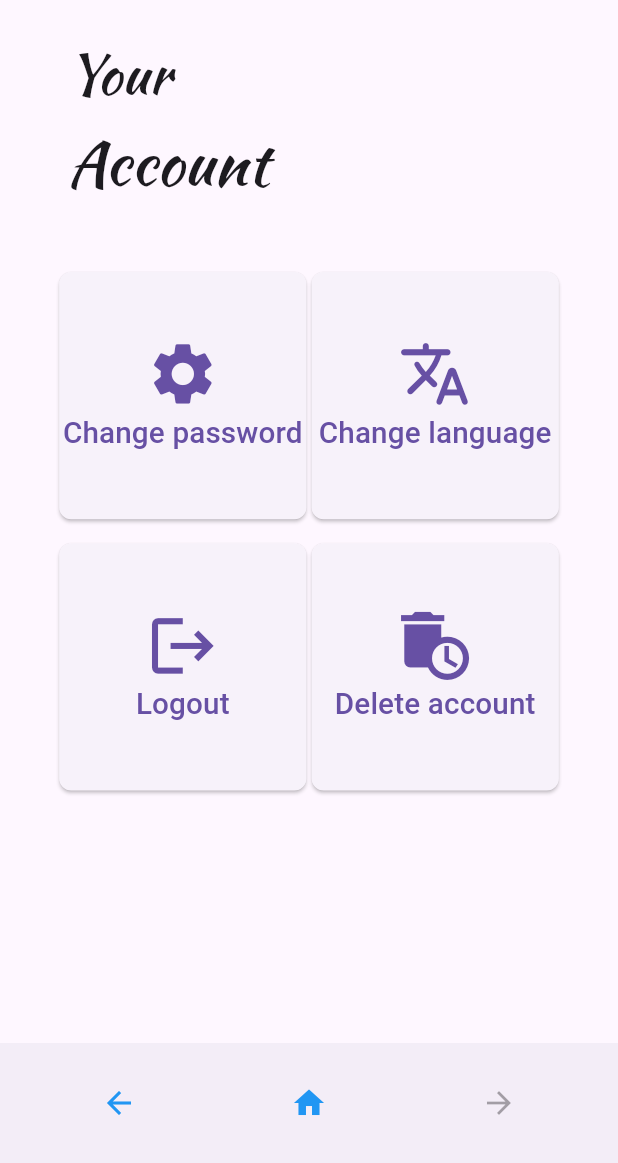
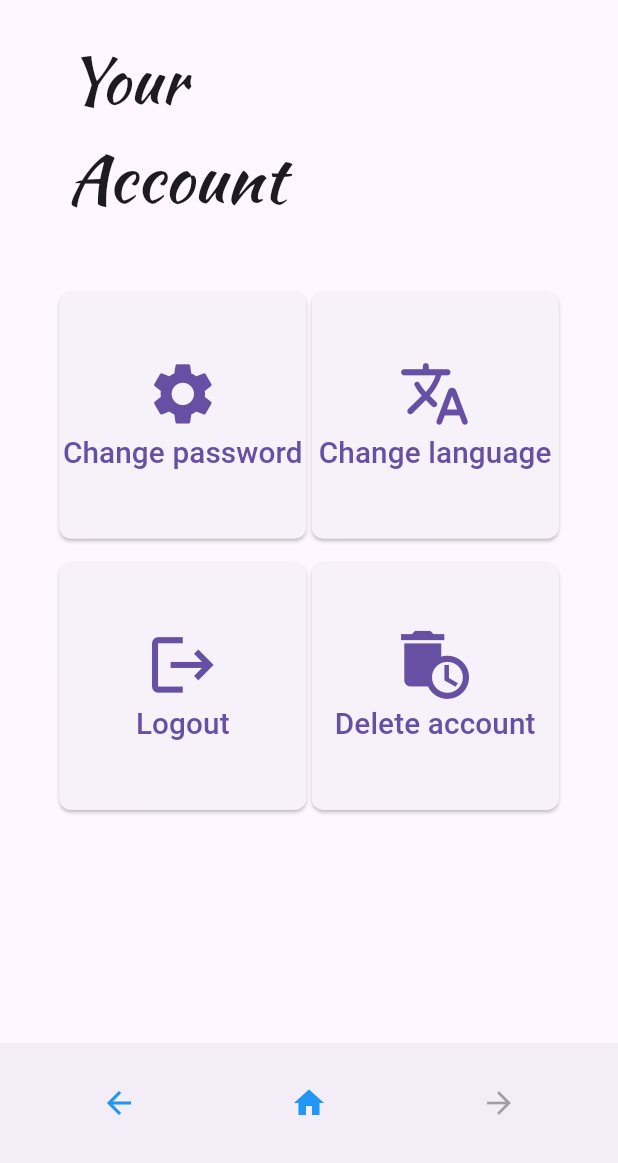
Before and after one commit to LukaszKluza/Foodini, a Flutter app: the _AccountBody screen opened directly, on a phone screen of 412 x 824 dp, the part 73-1236 px from its top. Run offline on Flutter 3.47's test engine with Material 3 defaults, Android fonts, the phone set to English and light mode, and no system bars; our stand-ins replace country_picker, dio, flutter_bloc, flutter_screenutil, flutter_secure_storage, go_router and 2 more; missing offline and left inert: universal_html, workmanager; accounts and stored records are empty; statements that could not run were skipped.

Commit message:
Changes after review

```diff
--- a/frontend/lib/config/constants.dart
+++ b/frontend/lib/config/constants.dart
@@ -9,6 +9,6 @@ class Constants {
   static const int maxMealsPerDay = 6;
 
   static const double horizontalPaddingRatio = 0.07;
-  static const double nameFontRatio = 52;
-  static const double labelFontRatio = 44;
+  static const double screenWidth= 1170;
+  static const double screenHeight= 2532;
 }
--- a/frontend/lib/main.dart
+++ b/frontend/lib/main.dart
@@ -2,6 +2,7 @@ import 'dart:async';
 import 'package:flutter/foundation.dart';
 import 'package:flutter/material.dart';
 import 'package:flutter_screenutil/flutter_screenutil.dart';
+import 'package:frontend/config/constants.dart';
 import 'package:workmanager/workmanager.dart';
 
 import 'fetch_token_task_callback.dart';
@@ -44,7 +45,7 @@ void main() async {
 
   runApp(
     ScreenUtilInit(
-      designSize: Size(375, 812),
+      designSize: Size(Constants.screenWidth, Constants.screenHeight),
       minTextAdapt: true,
       splitScreenMode: true,
       builder: (context, child) => const Foodini(),
--- a/frontend/lib/views/screens/user/account_screen.dart
+++ b/frontend/lib/views/screens/user/account_screen.dart
@@ -85,7 +85,7 @@ class _AccountScreenState extends State<_AccountBody> {
                   ),
                   child: Text(
                     AppLocalizations.of(context)!.your,
-                    style: Styles.kaushanScriptStyle(36.sp.clamp(28.0, 76.0)),
+                    style: Styles.kaushanScriptStyle(48.sp.clamp(42.0, 86.0)),
                   ),
                 ),
                 Padding(
@@ -95,7 +95,7 @@ class _AccountScreenState extends State<_AccountBody> {
                   ),
                   child: Text(
                     AppLocalizations.of(context)!.account,
-                    style: Styles.kaushanScriptStyle(40.sp.clamp(30.0, 85.0)),
+                    style: Styles.kaushanScriptStyle(52.sp.clamp(44.0, 92.0)),
                   ),
                 ),
                 const SizedBox(height: 24),
```
Also changed, not shown: frontend/lib/views/screens/main_page_screen.dart (+2 -5 lines), 6 other files.
